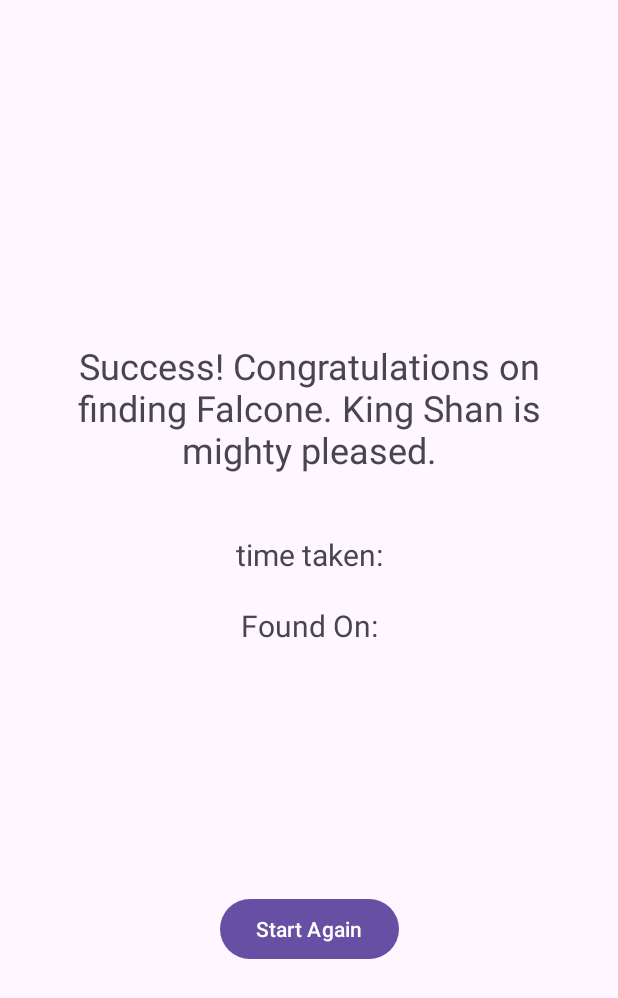
After one commit to ranjanproject/falconfinder, an Android app: the layout fragment_falcon_finder_result.xml on its own in the app's theme, with its tools: preview values and no code run, on a phone screen of 412 x 824 dp. The commit adds this screen. Shown: the top 998 px of the screen. Run offline under Robolectric (Android 15) with nearby library versions, the phone set to English and light mode, and no system bars.

Commit message:
#comment falconfinder result fragment added

```diff
--- /dev/null
+++ b/app/src/main/java/com/example/falconfinder/models/Token.kt
@@ -0,0 +1,5 @@
+package com.example.falconfinder.models
+
+data class Token(
+    val token: String
+)
--- /dev/null
+++ b/app/src/main/java/com/example/falconfinder/ui/FindFalconClickListener.kt
@@ -0,0 +1,6 @@
+package com.example.falconfinder.ui
+
+interface FindFalconClickListener {
+    fun onFindFalconBtnClicked()
+    fun onStartBtnClicked()
+}
--- /dev/null
+++ b/app/src/main/res/layout/fragment_falcon_finder_result.xml
@@ -0,0 +1,58 @@
+<?xml version="1.0" encoding="utf-8"?>
+<androidx.constraintlayout.widget.ConstraintLayout
+    xmlns:android="http://schemas.android.com/apk/res/android"
+    xmlns:app="http://schemas.android.com/apk/res-auto"
+    xmlns:tools="http://schemas.android.com/tools"
+    android:layout_width="match_parent"
+    android:layout_height="match_parent"
+    android:padding="@dimen/margin_large"
+    tools:context=".ui.fragments.FalconFinderResultFragment">
+
+    <TextView
+        android:id="@+id/title_tv"
+        android:layout_width="match_parent"
+        android:layout_height="wrap_content"
+        android:layout_marginStart="@dimen/margin_large"
+        android:layout_marginEnd="@dimen/margin_large"
+        android:text="@string/congratulations"
+        android:textAlignment="center"
+        app:layout_constraintVertical_bias="0.3"
+        android:textSize="24sp"
+        app:layout_constraintBottom_toBottomOf="parent"
+        app:layout_constraintEnd_toEndOf="parent"
+        app:layout_constraintStart_toStartOf="parent"
+        app:layout_constraintTop_toTopOf="parent" />
+
+    <TextView
+        android:id="@+id/time_taken_tv"
+        android:layout_width="wrap_content"
+        android:layout_height="wrap_content"
+        android:layout_marginTop="40dp"
+        android:textSize="20sp"
+        app:layout_constraintEnd_toEndOf="parent"
+        app:layout_constraintStart_toStartOf="parent"
+        app:layout_constraintTop_toBottomOf="@+id/title_tv"
+        android:text="time taken:" />
+
+    <TextView
+        android:id="@+id/planet_tv"
+        android:layout_width="wrap_content"
+        android:layout_height="wrap_content"
+        android:layout_marginTop="20dp"
+        android:text="Found On:"
+        android:textSize="20sp"
+        app:layout_constraintEnd_toEndOf="parent"
+        app:layout_constraintStart_toStartOf="parent"
+        app:layout_constraintTop_toBottomOf="@+id/time_taken_tv" />
+
+    <Button
+        android:id="@+id/start_again_btn"
+        android:layout_width="wrap_content"
+        android:layout_height="wrap_content"
+        android:text="Start Again"
+        app:layout_constraintBottom_toBottomOf="parent"
+        app:layout_constraintEnd_toEndOf="parent"
+        app:layout_constraintStart_toStartOf="parent"
+        app:layout_constraintTop_toBottomOf="@+id/planet_tv" />
+
+</androidx.constraintlayout.widget.ConstraintLayout>
--- a/app/src/main/res/layout/fragment_planet_selection.xml
+++ b/app/src/main/res/layout/fragment_planet_selection.xml
@@ -25,6 +25,7 @@
         android:layout_marginStart="@dimen/margin_medium"
         android:layout_marginEnd="@dimen/margin_medium"
         android:text="Find Falcon"
+        android:clickable="false"
         app:layout_constraintStart_toStartOf="parent"
         app:layout_constraintEnd_toEndOf="parent"
         app:layout_constraintBottom_toBottomOf="parent"
--- a/app/src/main/res/values/strings.xml
+++ b/app/src/main/res/values/strings.xml
@@ -1,7 +1,7 @@
 <resources>
     <string name="app_name">FalconFinder</string>
-    <!-- TODO: Remove or change this placeholder text -->
     <string name="hello_blank_fragment">Hello blank fragment</string>
     <string name="planet_image">planet image</string>
     <string name="select_vehicle_for_planet"></string>
+    <string name="congratulations">Success! Congratulations on finding Falcone. King Shan is mighty pleased.</string>
 </resources>
```
Also changed, not shown: app/src/main/java/com/example/falconfinder/AppConstants.kt (added, +9 -0 lines), app/src/main/java/com/example/falconfinder/MainActivity.kt (+28 -3 lines), app/src/main/java/com/example/falconfinder/NetworkDataSource.kt (+14 -0 lines), app/src/main/java/com/example/falconfinder/models/FalconFinderRequestBody.kt (added, +12 -0 lines), app/src/main/java/com/example/falconfinder/models/FalconFinderResponse.kt (added, +7 -0 lines), app/src/main/java/com/example/falconfinder/repository/StarWarRepository.kt (+10 -0 lines), app/src/main/java/com/example/falconfinder/services/PlanetAndRocketServices.kt (+9 -3 lines), app/src/main/java/com/example/falconfinder/ui/fragments/FalconFinderResultFragment.kt (added, +57 -0 lines), app/src/main/java/com/example/falconfinder/ui/fragments/PlanetSelectionFragment.kt (+19 -3 lines), app/src/main/java/com/example/falconfinder/ui/viewmodel/StarWarViewModel.kt (+42 -5 lines).
